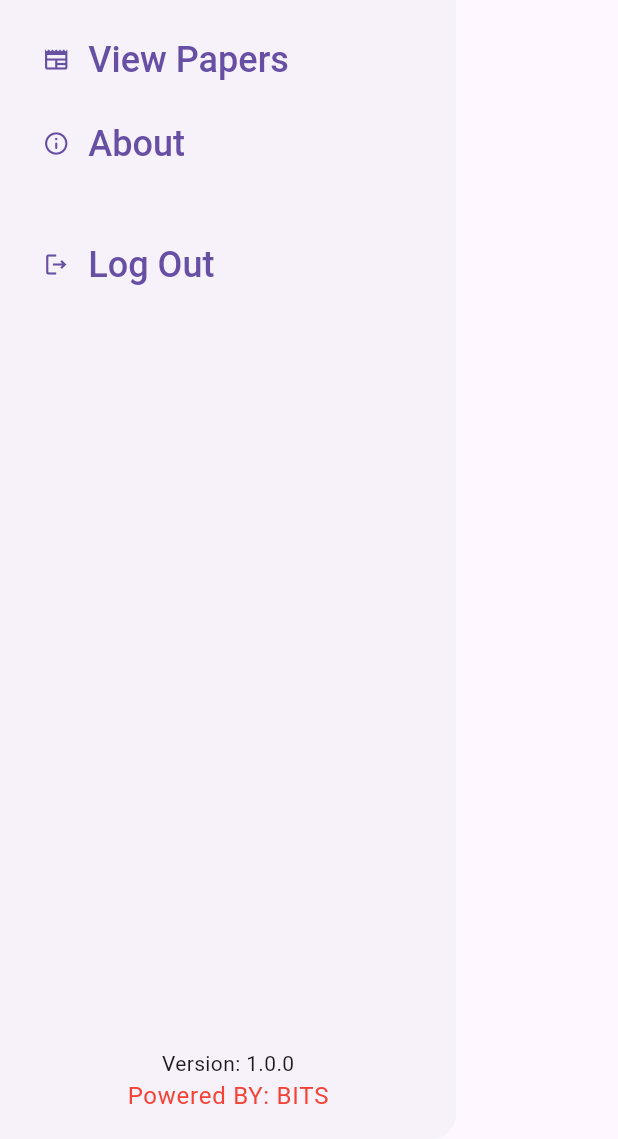
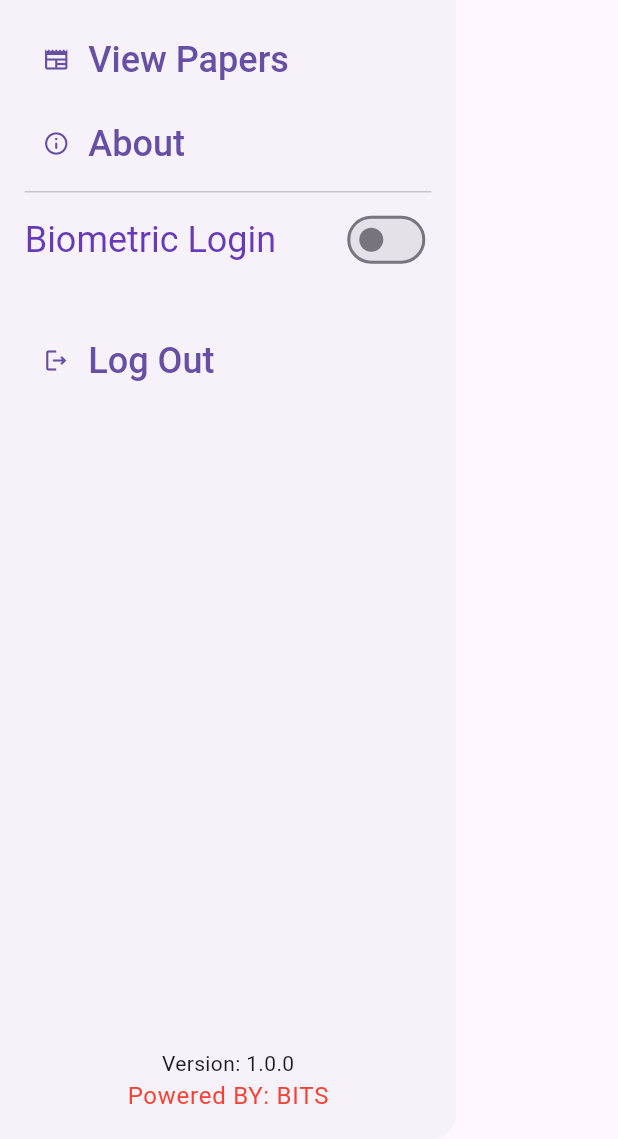
Before and after one commit to rahulkandel7/toodle, a Flutter app: the AppDrawer widget shown alone on an empty page, opened directly with empty values, on a phone screen of 412 x 824 dp, the part 97-1236 px from its top. Run offline on Flutter 3.47's test engine with Material 2 defaults, Android fonts, the phone set to English and light mode, and no system bars; our stand-ins replace cached_network_image, dartz, dio, flutter_riverpod, just_audio, local_auth and 2 more; accounts and stored records are empty; network calls fail.

Commit message:
added option to on off biometric lock

```diff
--- a/lib/core/utils/app_drawer.dart
+++ b/lib/core/utils/app_drawer.dart
@@ -1,6 +1,7 @@
 import 'package:flutter/material.dart';
 import 'package:flutter_riverpod/flutter_riverpod.dart';
 import 'package:package_info_plus/package_info_plus.dart';
+import 'package:shared_preferences/shared_preferences.dart';
 import 'package:toddle/core/utils/toaster.dart';
 import 'package:toddle/featurers/auth/presentation/controllers/auth_controller.dart';
 import 'package:toddle/featurers/auth/presentation/screens/edit_profile.dart';
@@ -25,10 +26,27 @@ class _AppDrawerState extends State<AppDrawer> {
     });
   }
 
+  bool isBio = false;
+
+  _isBio() async {
+    SharedPreferences prefs = await SharedPreferences.getInstance();
+
+    if (prefs.getBool('isBio')! == true) {
+      setState(() {
+        isBio = true;
+      });
+    } else {
+      setState(() {
+        isBio = false;
+      });
+    }
+  }
+
   @override
   void initState() {
     super.initState();
     getAppVersion();
+    _isBio();
   }
 
   Widget textButton({
@@ -170,6 +188,30 @@ class _AppDrawerState extends State<AppDrawer> {
                       );
                     },
                   ),
+                  const Divider(),
+                  Row(
+                    mainAxisAlignment: MainAxisAlignment.spaceBetween,
+                    children: [
+                      Text(
+                        'Biometric Login',
+                        style:
+                            Theme.of(context).textTheme.headlineSmall!.copyWith(
+                                  color: Colors.deepPurple,
+                                ),
+                      ),
+                      Switch(
+                        value: isBio,
+                        onChanged: (value) async {
+                          setState(() {
+                            isBio = value;
+                          });
+                          SharedPreferences prefs =
+                              await SharedPreferences.getInstance();
+                          prefs.setBool('isBio', value);
+                        },
+                      ),
+                    ],
+                  ),
                   SizedBox(
                     height: widget.screenSize.height * 0.03,
                   ),
```
Also changed, not shown: lib/featurers/quiz/presnetation/screens/quiz_view_paper.dart (+4 -7 lines).
